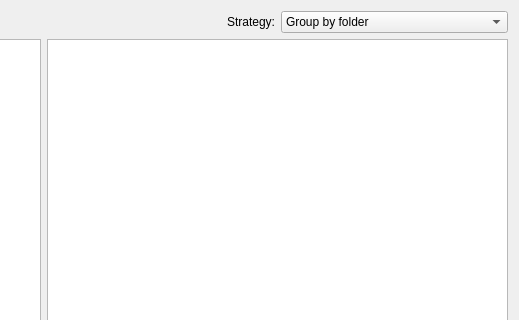
Gyoma/FileExplorer, file QTLab3/ui/FileExplorer.ui: the form before one commit; both pictures show x 431 to 950 and y 0 to 320 of the 950 by 650 pixel window.
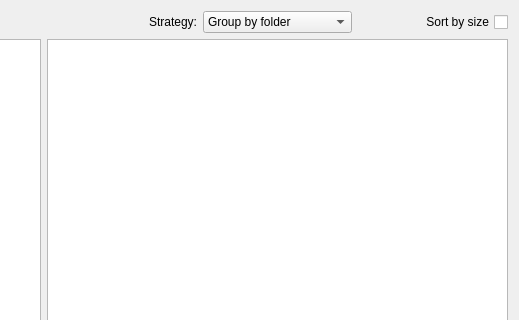
The form after the commit.

Commit message: add file sorting feature to the GUI

```diff
--- a/QTLab3/ui/FileExplorer.ui
+++ b/QTLab3/ui/FileExplorer.ui
@@ -46,6 +46,16 @@
        </item>
       </widget>
      </item>
+     <item>
+      <widget class="QCheckBox" name="checkBox">
+       <property name="layoutDirection">
+        <enum>Qt::RightToLeft</enum>
+       </property>
+       <property name="text">
+        <string>Sort by size</string>
+       </property>
+      </widget>
+     </item>
     </layout>
    </item>
    <item row="1" column="0">
```
Left out of the diff: 4 changed lines with no effect on the pictures. The commit also changes 4 other files.
